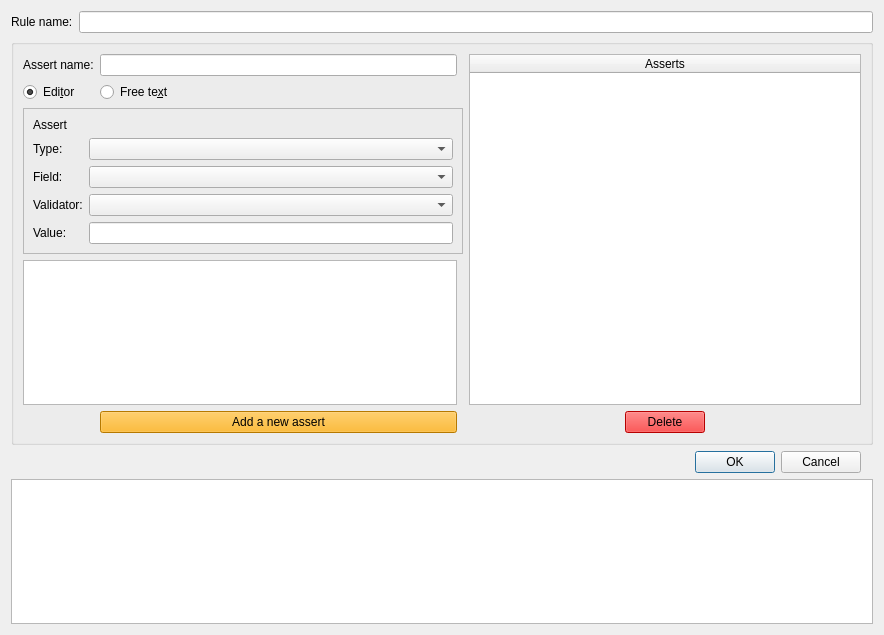
Old version of the form Source/GUI/Qt/ruleedit.ui in the repository MediaArea/MediaConch_SourceCode.
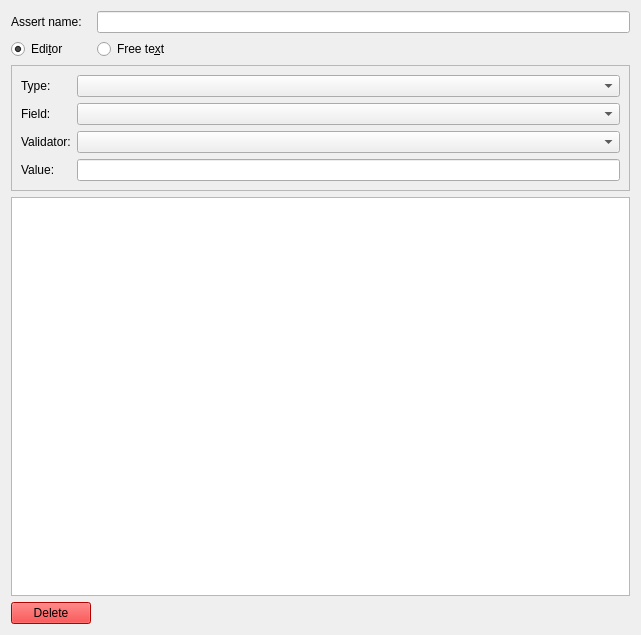
New version of the form.

Commit message: Policies: Adapt policy Edition to new design

```diff
--- a/Source/GUI/Qt/ruleedit.ui
+++ b/Source/GUI/Qt/ruleedit.ui
@@ -6,7 +6,7 @@
    <rect>
     <x>0</x>
     <y>0</y>
-    <width>884</width>
+    <width>641</width>
     <height>635</height>
    </rect>
   </property>
@@ -17,92 +17,6 @@
    </sizepolicy>
   </property>
   <layout class="QGridLayout" name="gridLayout">
-   <item row="7" column="0" colspan="8">
-    <widget class="QPlainTextEdit" name="errors"/>
-   </item>
-   <item row="1" column="0">
-    <widget class="QLabel" name="label_7">
-     <property name="text">
-      <string>Rule name:</string>
-     </property>
-    </widget>
-   </item>
-   <item row="1" column="1" colspan="7">
-    <widget class="QLineEdit" name="name"/>
-   </item>
-   <item row="2" column="0" colspan="8">
-    <widget class="QGroupBox" name="groupBox">
-     <layout class="QGridLayout" name="gridLayout_3">
-      <item row="6" column="0" colspan="2">
-       <widget class="QTextEdit" name="freeText"/>
-      </item>
-      <item row="8" column="1">
-       <widget class="QPushButton" name="newAssert">
-        <property name="focusPolicy">
-         <enum>Qt::NoFocus</enum>
-        </property>
-        <property name="styleSheet">
-         <string notr="true">background-color: rgb(255, 170, 0);
-selection-background-color: rgb(255, 170, 0);</string>
-        </property>
-        <property name="text">
-         <string>Add a new assert</string>
-        </property>
-       </widget>
-      </item>
-      <item row="0" column="5" rowspan="7" colspan="3">
-       <widget class="QTableWidget" name="asserts">
-        <property name="selectionMode">
-         <enum>QAbstractItemView::ExtendedSelection</enum>
-        </property>
-        <property name="selectionBehavior">
-         <enum>QAbstractItemView::SelectRows</enum>
-        </property>
-        <property name="showGrid">
-         <bool>false</bool>
-        </property>
-        <property name="gridStyle">
-         <enum>Qt::NoPen</enum>
-        </property>
-        <attribute name="horizontalHeaderStretchLastSection">
-         <bool>true</bool>
-        </attribute>
-        <attribute name="verticalHeaderShowSortIndicator" stdset="0">
-         <bool>false</bool>
-        </attribute>
-        <column>
-         <property name="text">
-          <string>Asserts</string>
-         </property>
-        </column>
-       </widget>
-      </item>
-      <item row="8" column="5">
-       <spacer name="horizontalSpacer">
-        <property name="orientation">
-         <enum>Qt::Horizontal</enum>
-        </property>
-        <property name="sizeType">
-         <enum>QSizePolicy::Minimum</enum>
-        </property>
-        <property name="sizeHint" stdset="0">
-         <size>
-          <width>150</width>
-          <height>20</height>
-         </size>
-        </property>
-       </spacer>
-      </item>
-      <item row="1" column="0">
-       <widget class="QRadioButton" name="editorSelector">
-        <property name="text">
-         <string>Edi&amp;tor</string>
-        </property>
-        <property name="checked">
-         <bool>true</bool>
-        </property>
-       </widget>
-      </item>
       <item row="0" column="0">
        <widget class="QLabel" name="label">
         <property name="text">
@@ -113,7 +27,17 @@
       <item row="0" column="1">
        <widget class="QLineEdit" name="assertName"/>
       </item>
-      <item row="2" column="0" rowspan="4" colspan="3">
+   <item row="2" column="0">
+    <widget class="QRadioButton" name="editorSelector">
+     <property name="text">
+      <string>Edi&amp;tor</string>
+     </property>
+     <property name="checked">
+      <bool>true</bool>
+     </property>
+    </widget>
+   </item>
+   <item row="3" column="0" colspan="2">
        <widget class="QFrame" name="editorFrame">
         <property name="frameShape">
          <enum>QFrame::StyledPanel</enum>
@@ -122,57 +46,60 @@
          <enum>QFrame::Raised</enum>
         </property>
         <layout class="QGridLayout" name="gridLayout_2">
-         <item row="5" column="2">
+      <item row="4" column="2">
           <widget class="QComboBox" name="validator"/>
          </item>
-         <item row="2" column="2">
+      <item row="1" column="2">
           <widget class="QComboBox" name="type"/>
          </item>
-         <item row="6" column="0">
+      <item row="5" column="0">
           <widget class="QLabel" name="label_6">
            <property name="text">
             <string>Value:</string>
            </property>
           </widget>
          </item>
-         <item row="2" column="0">
+      <item row="1" column="0">
           <widget class="QLabel" name="label_3">
            <property name="text">
             <string>Type:</string>
            </property>
           </widget>
          </item>
-         <item row="5" column="0">
+      <item row="4" column="0">
           <widget class="QLabel" name="label_5">
            <property name="text">
             <string>Validator:</string>
            </property>
           </widget>
          </item>
-         <item row="3" column="0">
+      <item row="2" column="2">
+       <widget class="QComboBox" name="field"/>
+      </item>
+      <item row="5" column="2">
+       <widget class="QLineEdit" name="value"/>
+      </item>
+      <item row="2" column="0">
           <widget class="QLabel" name="label_4">
            <property name="text">
             <string>Field:</string>
            </property>
           </widget>
          </item>
-         <item row="6" column="2">
-          <widget class="QLineEdit" name="value"/>
-         </item>
-         <item row="3" column="2">
-          <widget class="QComboBox" name="field"/>
-         </item>
-         <item row="1" column="0">
-          <widget class="QLabel" name="label_2">
+     </layout>
+    </widget>
+   </item>
+   <item row="2" column="1">
+    <widget class="QRadioButton" name="freeTextSelector">
            <property name="text">
-            <string>Assert</string>
+      <string>Free te&amp;xt</string>
            </property>
           </widget>
          </item>
-        </layout>
-       </widget>
-      </item>
-      <item row="8" column="6">
+   <item row="4" column="0" colspan="2">
+    <widget class="QTextEdit" name="freeText"/>
+   </item>
+   <item row="5" column="0">
        <widget class="QPushButton" name="deleteAssert">
         <property name="maximumSize">
          <size>
@@ -190,48 +117,6 @@
         </property>
         <property name="text">
          <string>Delete</string>
-        </property>
-       </widget>
-      </item>
-      <item row="1" column="1">
-       <widget class="QRadioButton" name="freeTextSelector">
-        <property name="text">
-         <string>Free te&amp;xt</string>
-        </property>
-       </widget>
-      </item>
-      <item row="8" column="7">
-       <spacer name="horizontalSpacer_3">
-        <property name="orientation">
-         <enum>Qt::Horizontal</enum>
-        </property>
-        <property name="sizeType">
-         <enum>QSizePolicy::Minimum</enum>
-        </property>
-        <property name="sizeHint" stdset="0">
-         <size>
-          <width>150</width>
-          <height>20</height>
-         </size>
-        </property>
-       </spacer>
-      </item>
-     </layout>
-     <zorder>newAssert</zorder>
-     <zorder>deleteAssert</zorder>
-     <zorder>asserts</zorder>
-     <zorder>editorFrame</zorder>
-     <zorder>editorSelector</zorder>
-     <zorder>freeTextSelector</zorder>
-     <zorder>assertName</zorder>
-     <zorder>label</zorder>
-     <zorder>freeText</zorder>
-    </widget>
-   </item>
-   <item row="3" column="5">
-    <widget class="QDialogButtonBox" name="validation">
-     <property name="standardButtons">
-      <set>QDialogButtonBox::Cancel|QDialogButtonBox::Ok</set>
      </property>
     </widget>
    </item>
```
Lines whose indentation alone changed are shown as unchanged. The commit also changes 4 other files.
